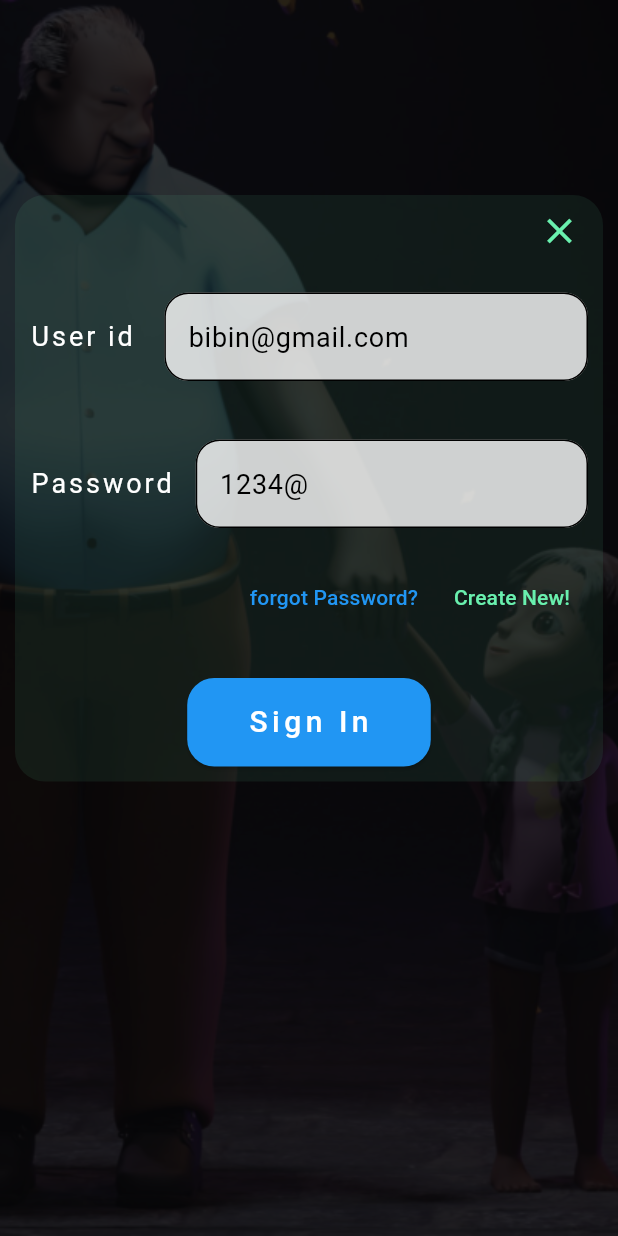
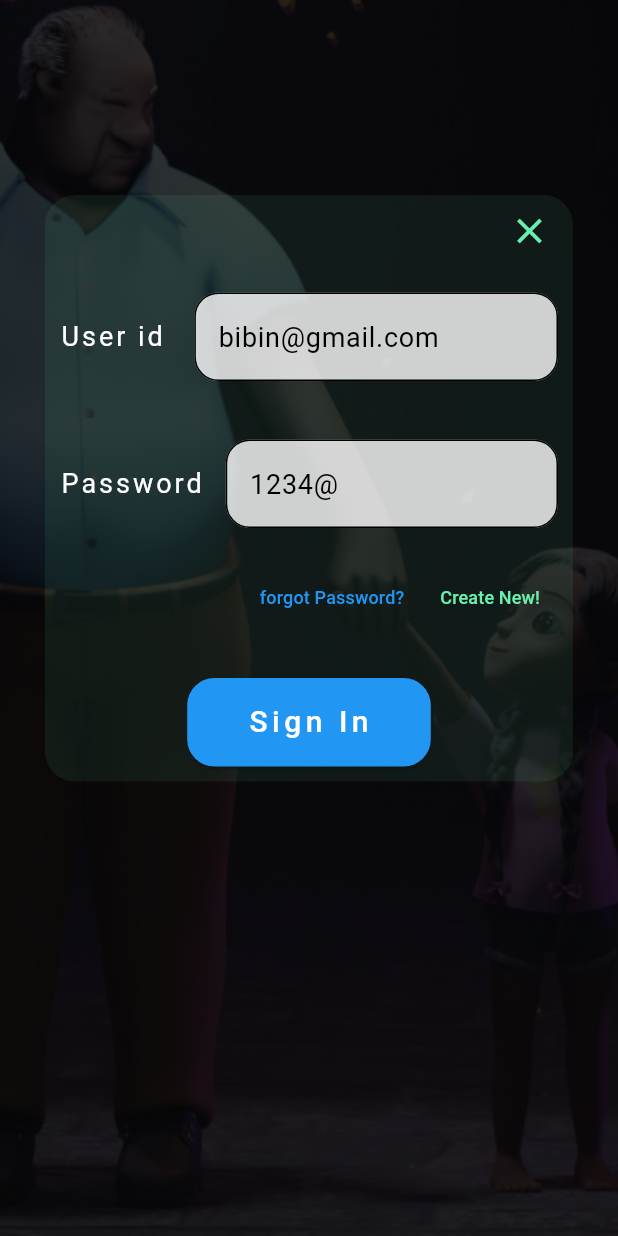
Before and after one commit to Bbn047/Flutter-app, a Flutter app: the screen it shows after launch, after a tap on "Sign In", on a phone screen of 412 x 824 dp. Run offline on Flutter 3.47's test engine with Material 3 defaults, Android fonts, the light colour scheme and no system bars; our stand-ins replace google_fonts.

Commit message:
Update login_page.dart

```diff
--- a/lib/login_page.dart
+++ b/lib/login_page.dart
@@ -39,7 +39,7 @@ class LoginPage extends StatelessWidget {
                     child: Container(
                       padding: EdgeInsets.all(10),
                       margin: EdgeInsets.symmetric(
-                        horizontal: 10,
+                        horizontal: 30,
                         vertical: 130,
                       ),
                       decoration: BoxDecoration(
@@ -176,7 +176,9 @@ class LoginPage extends StatelessWidget {
                                 },
                                 child: Text(
                                   'forgot Password?',
-                                  style: TextStyle(color: Colors.blue),
+                                  style: TextStyle(
+                                    color: Colors.blue,
+                                    fontSize: 12),
                                 ),
                               ),
                               TextButton(
@@ -186,7 +188,9 @@ class LoginPage extends StatelessWidget {
                                 },
                                 child: Text(
                                   'Create New!',
-                                  style: TextStyle(color: Colors.greenAccent),
+                                  style: TextStyle(
+                                    color: Colors.greenAccent,
+                                    fontSize: 12),
                                 ),
                               ),
                             ],
```
